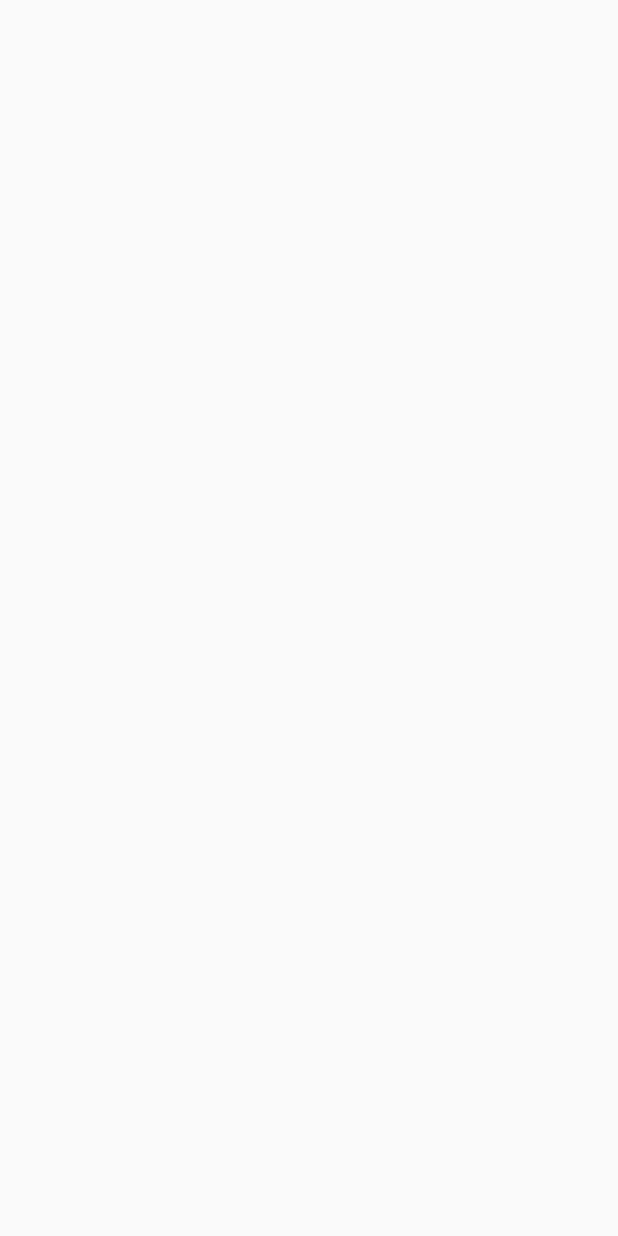
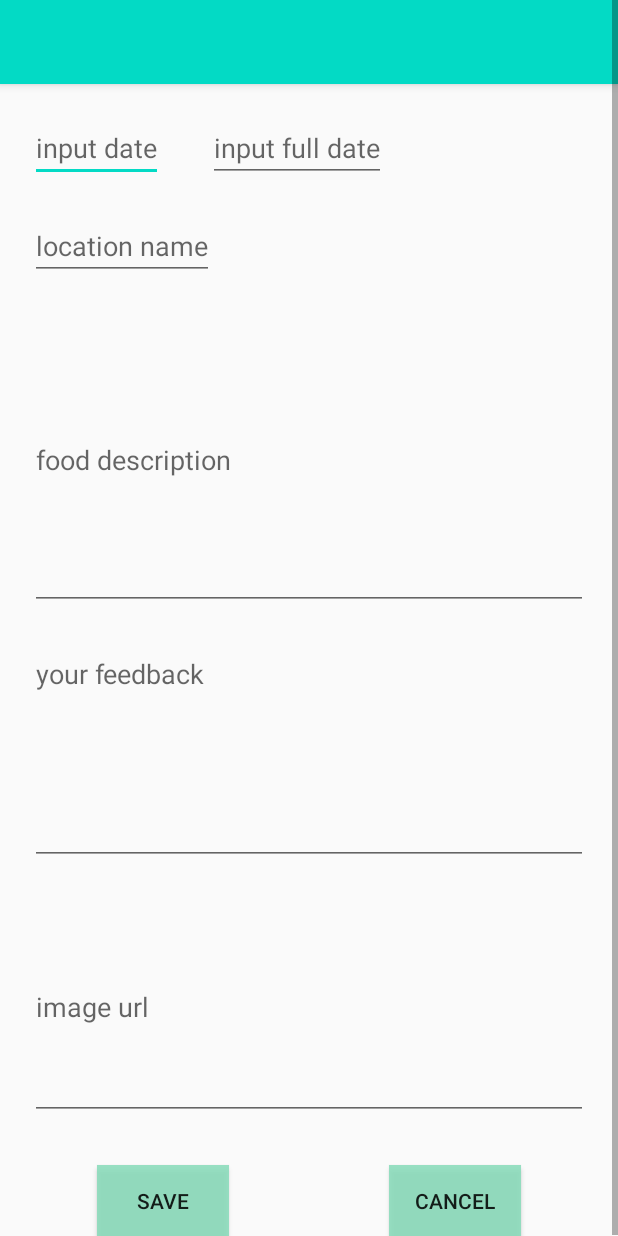
Before and after one commit to tonysodeep/locationReview, an Android app: the EditLocation screen opened directly, with no data from a screen before it, on a phone screen of 412 x 824 dp. Before the commit the screen is empty. Run offline under Robolectric (Android 15) with nearby library versions, the phone set to English and light mode, and no system bars; 7 statements that could not run were skipped.

Commit message:
edit location 2

```diff
--- a/app/src/main/java/com/example/app_day_5/EditLocation.kt
+++ b/app/src/main/java/com/example/app_day_5/EditLocation.kt
@@ -2,11 +2,22 @@ package com.example.app_day_5
 
 import androidx.appcompat.app.AppCompatActivity
 import android.os.Bundle
+import android.provider.ContactsContract
+import kotlinx.android.synthetic.main.activity_edit_location.*
+import java.util.*
 
 class EditLocation : AppCompatActivity() {
     override fun onCreate(savedInstanceState: Bundle?) {
         super.onCreate(savedInstanceState)
         setContentView(R.layout.activity_edit_location)
+        val locationData: LocationData = intent.getSerializableExtra("edit_data") as LocationData
+        edit_date.setText(locationData.locaDate)
+        edit_full_date.setText(locationData.locaFullDate)
+        edit_location_name.setText(locationData.locaName)
+        edit_location_description.setText(locationData.locaDescription)
+        edit_location_feedback.setText(locationData.locaFeedBack)
+        edit_image_url.setText(locationData.locaIamge)
+
     }
 
 }
--- a/app/src/main/java/com/example/app_day_5/LocationAdapter.kt
+++ b/app/src/main/java/com/example/app_day_5/LocationAdapter.kt
@@ -61,6 +61,9 @@ class LocationAdapter(private val locationList : ArrayList<LocationData>,val con
             this.locationInterface.onDeletItemClick()
             delteLocation(position)
         }
+        holder.buttonEdit.setOnClickListener {
+            this.locationInterface.onEditLocationClick(currentItem)
+        }
     }
     fun delteLocation(position: Int){
         locationList.removeAt(position)
--- a/app/src/main/java/com/example/app_day_5/MainActivity.kt
+++ b/app/src/main/java/com/example/app_day_5/MainActivity.kt
@@ -84,6 +84,8 @@ class MainActivity : AppCompatActivity(),onItemClick {
 
     override fun onEditLocationClick(data: LocationData) {
         val intent = Intent(this,EditLocation::class.java)
+        intent.putExtra("edit_data",data)
+        startActivity(intent)
     }
 
     override fun onActivityResult(requestCode: Int, resultCode: Int, data: Intent?) {
--- a/app/src/main/res/layout/activity_edit_location.xml
+++ b/app/src/main/res/layout/activity_edit_location.xml
@@ -1,9 +1,121 @@
 <?xml version="1.0" encoding="utf-8"?>
-<androidx.constraintlayout.widget.ConstraintLayout xmlns:android="http://schemas.android.com/apk/res/android"
+<ScrollView xmlns:android="http://schemas.android.com/apk/res/android"
     xmlns:app="http://schemas.android.com/apk/res-auto"
     xmlns:tools="http://schemas.android.com/tools"
     android:layout_width="match_parent"
     android:layout_height="match_parent"
     tools:context=".EditLocation">
 
-</androidx.constraintlayout.widget.ConstraintLayout>
+    <androidx.constraintlayout.widget.ConstraintLayout
+        android:layout_width="match_parent"
+        android:layout_height="match_parent">
+
+        <androidx.appcompat.widget.Toolbar
+            android:id="@+id/edit_toolbar"
+            android:layout_width="match_parent"
+            android:layout_height="wrap_content"
+            android:background="@color/colorAccent"
+            android:elevation="4dp"
+            android:minHeight="?attr/actionBarSize"
+            app:layout_constraintEnd_toEndOf="parent"
+            app:layout_constraintStart_toStartOf="parent"
+            app:layout_constraintTop_toTopOf="parent"
+            app:titleMarginStart="30dp" />
+
+
+        <EditText
+            android:id="@+id/edit_date"
+            android:layout_width="wrap_content"
+            android:layout_height="wrap_content"
+            android:layout_marginLeft="20dp"
+            android:layout_marginTop="20dp"
+            android:hint="input date"
+            app:layout_constraintLeft_toLeftOf="parent"
+            app:layout_constraintTop_toBottomOf="@id/edit_toolbar" />
+
+        <EditText
+            android:id="@+id/edit_full_date"
+            android:layout_width="wrap_content"
+            android:layout_height="wrap_content"
+            android:layout_marginLeft="30dp"
+            android:layout_marginTop="20dp"
+            android:hint="input full date"
+            app:layout_constraintLeft_toRightOf="@+id/edit_date"
+            app:layout_constraintTop_toBottomOf="@id/edit_toolbar" />
+
+        <EditText
+            android:id="@+id/edit_location_name"
+            android:layout_width="wrap_content"
+            android:layout_height="wrap_content"
+            android:layout_marginLeft="20dp"
+            android:layout_marginTop="20dp"
+            android:hint="location name"
+            app:layout_constraintLeft_toLeftOf="parent"
+            app:layout_constraintTop_toBottomOf="@id/edit_date" />
+
+        <EditText
+            android:id="@+id/edit_location_description"
+            android:layout_width="match_parent"
+            android:layout_height="200dp"
+            android:scrollbars="vertical"
+            android:layout_marginLeft="20dp"
+            android:layout_marginTop="20dp"
+            android:layout_marginRight="20dp"
+            android:hint="food description"
+            app:layout_constraintLeft_toLeftOf="parent"
+            app:layout_constraintRight_toRightOf="parent"
+            app:layout_constraintTop_toBottomOf="@id/edit_location_name" />
+
+        <EditText
+            android:id="@+id/edit_location_feedback"
+            android:layout_width="match_parent"
+            android:layout_height="150dp"
+            android:layout_marginLeft="20dp"
+            android:layout_marginTop="20dp"
+            android:layout_marginRight="20dp"
+            android:gravity="top"
+            android:hint="your feedback"
+            app:layout_constraintLeft_toLeftOf="parent"
+            app:layout_constraintRight_toRightOf="parent"
+            app:layout_constraintTop_toBottomOf="@id/edit_location_description" />
+
+        <EditText
+            android:id="@+id/edit_image_url"
+            android:layout_width="match_parent"
+            android:layout_height="150dp"
+            android:layout_marginLeft="20dp"
+            android:layout_marginTop="20dp"
+            android:layout_marginRight="20dp"
+            android:hint="image url"
+            android:scrollbarAlwaysDrawVerticalTrack="true"
+            app:layout_constraintLeft_toLeftOf="parent"
+            app:layout_constraintRight_toRightOf="parent"
+            app:layout_constraintTop_toBottomOf="@id/edit_location_feedback" />
+
+        <Button
+            android:id="@+id/edit_bt_save"
+            android:layout_width="wrap_content"
+            android:layout_height="wrap_content"
+            android:layout_marginTop="30dp"
+            android:background="#D988DCBA"
+            android:text="save"
+            app:layout_constraintBottom_toBottomOf="parent"
+            app:layout_constraintHorizontal_bias="0.2"
+            app:layout_constraintLeft_toLeftOf="parent"
+            app:layout_constraintRight_toRightOf="parent"
+            app:layout_constraintTop_toBottomOf="@id/edit_image_url" />
+
+        <Button
+            android:id="@+id/edit_bt_cancel"
+            android:layout_width="wrap_content"
+            android:layout_height="wrap_content"
+            android:layout_marginTop="30dp"
+            android:background="#D988DCBA"
+            android:text="cancel"
+            app:layout_constraintBottom_toBottomOf="parent"
+            app:layout_constraintHorizontal_bias="0.8"
+            app:layout_constraintLeft_toLeftOf="parent"
+            app:layout_constraintRight_toRightOf="parent"
+            app:layout_constraintTop_toBottomOf="@id/edit_image_url" />
+    </androidx.constraintlayout.widget.ConstraintLayout>
+</ScrollView>
```
